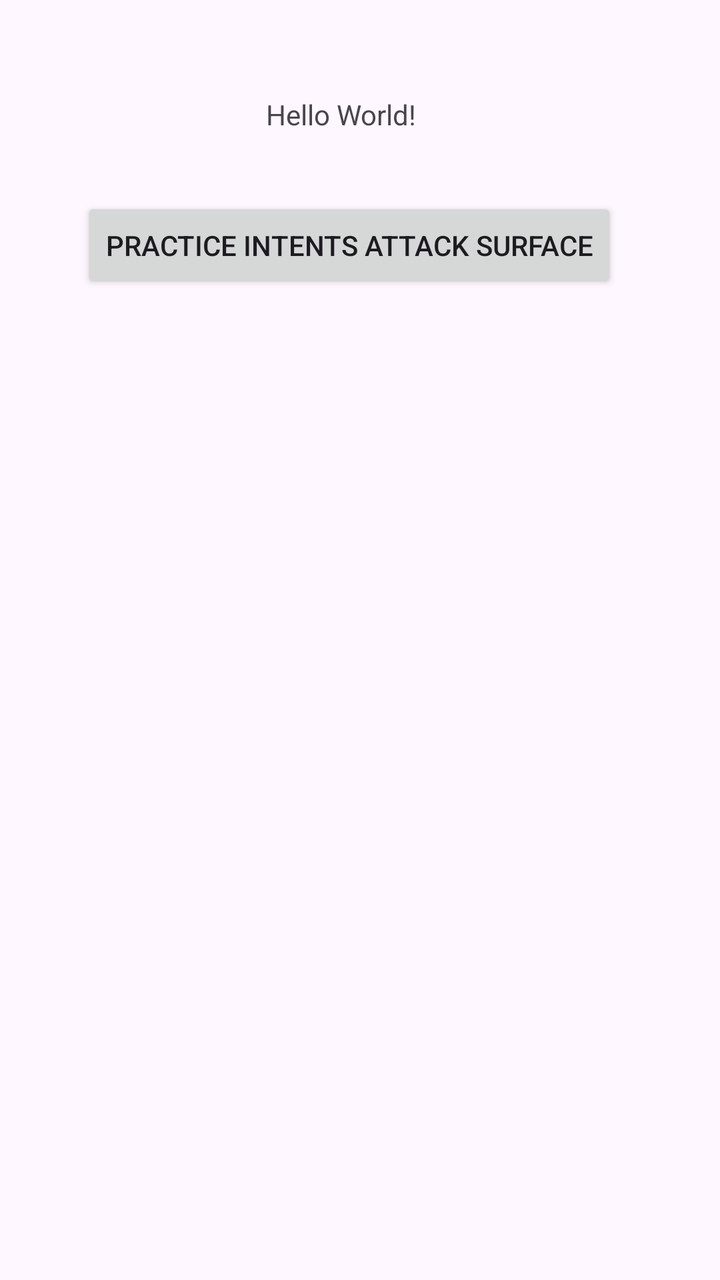
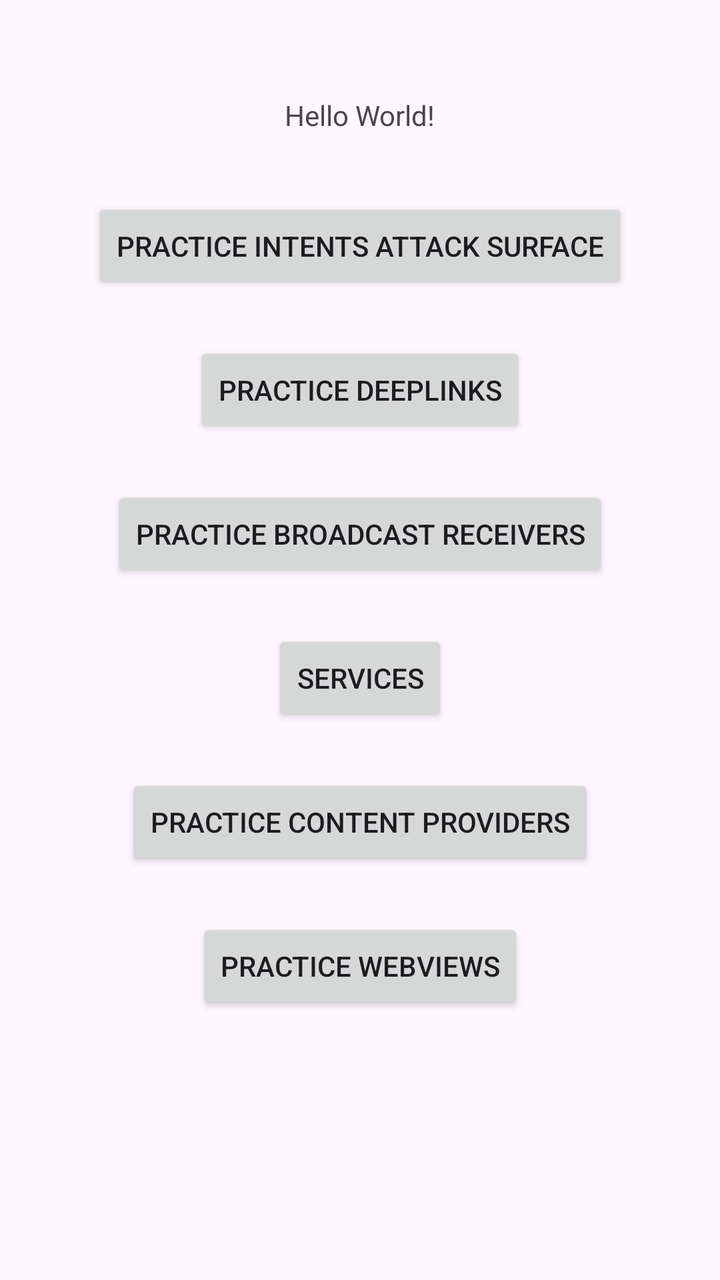

The first picture is an Android layout as it rendered before a commit; the second is the same layout after the commit. The layout source and the unified diff follow.
<!-- AndroidManifest.xml: application theme Theme.EvilCorp -->
<!-- res/layout/activity_main.xml -->
<?xml version="1.0" encoding="utf-8"?>
<androidx.constraintlayout.widget.ConstraintLayout
    xmlns:android="http://schemas.android.com/apk/res/android"
    xmlns:app="http://schemas.android.com/apk/res-auto"
    xmlns:tools="http://schemas.android.com/tools"
    android:id="@+id/main"
    android:layout_width="match_parent"
    android:layout_height="match_parent"
    tools:context=".MainActivity">

    <TextView
        android:id="@+id/textView"
        android:layout_width="wrap_content"
        android:layout_height="wrap_content"
        android:text="Hello World!"
        app:layout_constraintBottom_toBottomOf="parent"
        app:layout_constraintEnd_toEndOf="parent"
        app:layout_constraintHorizontal_bias="0.467"
        app:layout_constraintStart_toStartOf="parent"
        app:layout_constraintTop_toTopOf="parent"
        app:layout_constraintVertical_bias="0.077" />

    <Button
        android:id="@+id/BtntoIntentsActivity"
        android:layout_width="wrap_content"
        android:layout_height="wrap_content"
        android:layout_marginTop="32dp"
        android:text="Practice intents Attack Surface"
        app:layout_constraintEnd_toEndOf="parent"
        app:layout_constraintHorizontal_bias="0.442"
        app:layout_constraintStart_toStartOf="parent"
        app:layout_constraintTop_toBottomOf="@id/textView" />

</androidx.constraintlayout.widget.ConstraintLayout>
<!-- resources referenced by this layout -->
<resources>
  <style name="Theme.EvilCorp" parent="Base.Theme.EvilCorp" />
  <style name="Base.Theme.EvilCorp" parent="Theme.Material3.DayNight.NoActionBar">
          
          
      </style>
</resources>

<!-- the commit's change to res/layout/activity_main.xml (unified diff, before → after) -->
@@ -12,13 +12,11 @@
         android:id="@+id/textView"
         android:layout_width="wrap_content"
         android:layout_height="wrap_content"
+        android:layout_marginTop="48dp"
         android:text="Hello World!"
-        app:layout_constraintBottom_toBottomOf="parent"
         app:layout_constraintEnd_toEndOf="parent"
-        app:layout_constraintHorizontal_bias="0.467"
         app:layout_constraintStart_toStartOf="parent"
-        app:layout_constraintTop_toTopOf="parent"
-        app:layout_constraintVertical_bias="0.077" />
+        app:layout_constraintTop_toTopOf="parent" />
 
     <Button
         android:id="@+id/BtntoIntentsActivity"
@@ -27,8 +25,57 @@
         android:layout_marginTop="32dp"
         android:text="Practice intents Attack Surface"
         app:layout_constraintEnd_toEndOf="parent"
-        app:layout_constraintHorizontal_bias="0.442"
         app:layout_constraintStart_toStartOf="parent"
         app:layout_constraintTop_toBottomOf="@id/textView" />
 
+    <Button
+        android:id="@+id/BtntoDeeplinksActivity"
+        android:layout_width="wrap_content"
+        android:layout_height="wrap_content"
+        android:layout_marginTop="24dp"
+        android:text="Practice deeplinks"
+        app:layout_constraintEnd_toEndOf="parent"
+        app:layout_constraintStart_toStartOf="parent"
+        app:layout_constraintTop_toBottomOf="@id/BtntoIntentsActivity" />
+
+    <Button
+        android:id="@+id/BtntoBroadcastReceiversActivity"
+        android:layout_width="wrap_content"
+        android:layout_height="wrap_content"
+        android:layout_marginTop="24dp"
+        android:text="Practice Broadcast receivers"
+        app:layout_constraintEnd_toEndOf="parent"
+        app:layout_constraintStart_toStartOf="parent"
+        app:layout_constraintTop_toBottomOf="@id/BtntoDeeplinksActivity" />
+
+    <Button
+        android:id="@+id/BtntoServicesActivity"
+        android:layout_width="wrap_content"
+        android:layout_height="wrap_content"
+        android:layout_marginTop="24dp"
+        android:text="Services"
+        app:layout_constraintEnd_toEndOf="parent"
+        app:layout_constraintStart_toStartOf="parent"
+        app:layout_constraintTop_toBottomOf="@id/BtntoBroadcastReceiversActivity" />
+
+    <Button
+        android:id="@+id/BtntoContentProvidersActivity"
+        android:layout_width="wrap_content"
+        android:layout_height="wrap_content"
+        android:layout_marginTop="24dp"
+        android:text="Practice Content Providers"
+        app:layout_constraintEnd_toEndOf="parent"
+        app:layout_constraintStart_toStartOf="parent"
+        app:layout_constraintTop_toBottomOf="@id/BtntoServicesActivity" />
+
+    <Button
+        android:id="@+id/BtntoWebviewsActivity"
+        android:layout_width="wrap_content"
+        android:layout_height="wrap_content"
+        android:layout_marginTop="24dp"
+        android:text="Practice WebViews"
+        app:layout_constraintEnd_toEndOf="parent"
+        app:layout_constraintStart_toStartOf="parent"
+        app:layout_constraintTop_toBottomOf="@id/BtntoContentProvidersActivity" />
+
 </androidx.constraintlayout.widget.ConstraintLayout>
<!-- resource entries referenced after the edit -->
@@ -3,7 +3,8 @@
   <style name="Theme.EvilCorp" parent="Base.Theme.EvilCorp" />
   <style name="Base.Theme.EvilCorp" parent="Theme.Material3.DayNight.NoActionBar">
           
-          
+           <item name="colorPrimary">@color/my_custom_color</item>
       </style>
+  <color name="my_custom_color">#9E1E1E</color>
 </resources>
 
